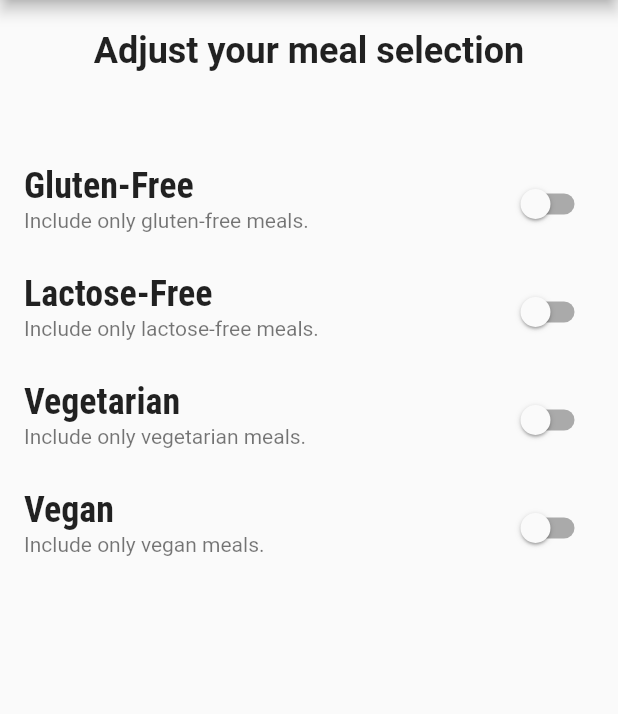
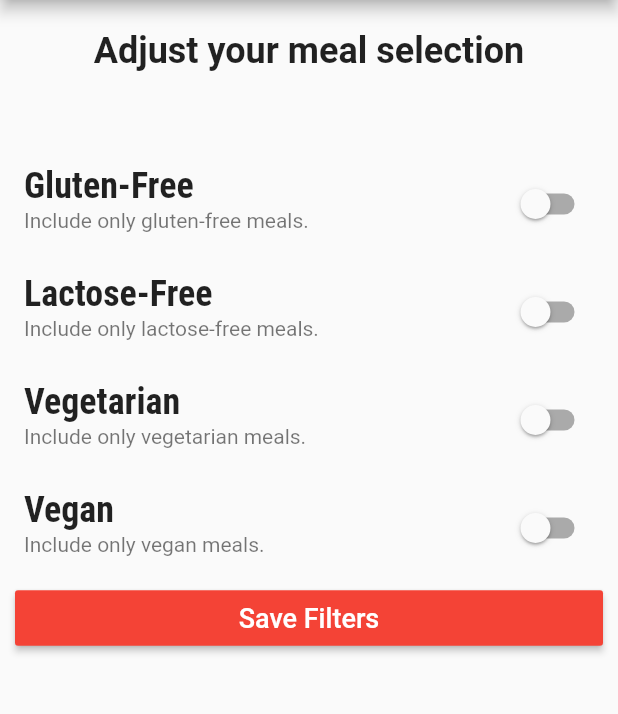
Before and after one commit to poolGolez/lamoy, a Flutter app: the FiltersScreen screen opened by its route, on a phone screen of 412 x 824 dp, the part 84-798 px from its top. Run offline on Flutter 3.47's test engine with Material 2 defaults, Android fonts, the phone set to English and light mode, and no system bars.

Commit message:
Fix saving of filters

```diff
--- a/lib/main.dart
+++ b/lib/main.dart
@@ -7,7 +7,19 @@ import './screen/filters_screen.dart';
 
 void main() => runApp(LamoyApp());
 
-class LamoyApp extends StatelessWidget {
+class LamoyApp extends StatefulWidget {
+  @override
+  _LamoyAppState createState() => _LamoyAppState();
+}
+
+class _LamoyAppState extends State<LamoyApp> {
+  final _filters = {
+    'glutenFree': false,
+    'lactoseFree': false,
+    'vegetarian': false,
+    'vegan': false,
+  };
+
   @override
   Widget build(BuildContext context) {
     return MaterialApp(
@@ -26,8 +38,20 @@ class LamoyApp extends StatelessWidget {
       routes: {
         '/category-meals': (ctx) => CategoryMealsScreen(),
         '/meals': (ctx) => MealDetailsScreen(),
-        FiltersScreen.ROUTE_NAME: (ctx) => FiltersScreen(),
+        FiltersScreen.ROUTE_NAME: (ctx) => FiltersScreen(_filters, saveFilters),
       },
     );
   }
+
+  void saveFilters({
+    @required bool glutenFree,
+    @required bool lactoseFree,
+    @required bool vegetarian,
+    @required bool vegan,
+  }) {
+    _filters['glutenFree'] = glutenFree;
+    _filters['lactoseFree'] = lactoseFree;
+    _filters['vegetarian'] = vegetarian;
+    _filters['vegan'] = vegan;
+  }
 }
--- a/lib/screen/filters_screen.dart
+++ b/lib/screen/filters_screen.dart
@@ -1,8 +1,14 @@
 import 'package:flutter/material.dart';
+import 'package:lamoy/screen/home_screen.dart';
 import 'package:lamoy/screen/main_drawer.dart';
 
 class FiltersScreen extends StatefulWidget {
   static const ROUTE_NAME = '/filters';
+
+  final Map<String, bool> filters;
+  final Function saveFilters;
+
+  const FiltersScreen(this.filters, this.saveFilters);
 
   @override
   _FiltersScreenState createState() => _FiltersScreenState();
@@ -11,21 +17,16 @@ class FiltersScreen extends StatefulWidget {
 class _FiltersScreenState extends State<FiltersScreen> {
   var _glutenFree = false;
   var _lactoseFree = false;
+  var _vegetarian = false;
   var _vegan = false;
-  var _vegetarian = false;
 
-  Widget _settingSwitch({
-    String title,
-    String description,
-    bool value,
-    Function handler,
-  }) {
-    return SwitchListTile(
-      title: Text(title, style: Theme.of(context).textTheme.headline6),
-      subtitle: Text(description),
-      value: value,
-      onChanged: handler,
-    );
+  @override
+  void initState() {
+    _glutenFree = widget.filters['glutenFree'];
+    _lactoseFree = widget.filters['lactoseFree'];
+    _vegetarian = widget.filters['vegetarian'];
+    _vegan = widget.filters['vegan'];
+    super.initState();
   }
 
   @override
@@ -82,6 +83,27 @@ class _FiltersScreenState extends State<FiltersScreen> {
                       _vegan = newValue;
                     }),
                   ),
+                  Padding(
+                    padding: const EdgeInsets.symmetric(horizontal: 10.0),
+                    child: RaisedButton(
+                      color: Theme.of(context).primaryColor,
+                      padding: EdgeInsets.all(8),
+                      child: Text(
+                        'Save Filters',
+                        style: TextStyle(fontSize: 18, color: Colors.white),
+                      ),
+                      onPressed: () {
+                        widget.saveFilters(
+                          glutenFree: _glutenFree,
+                          lactoseFree: _lactoseFree,
+                          vegetarian: _vegetarian,
+                          vegan: _vegan,
+                        );
+                        Navigator.of(context)
+                            .pushReplacementNamed(HomeScreen.ROUTE_NAME);
+                      },
+                    ),
+                  ),
                 ],
               ),
             )
@@ -90,4 +112,18 @@ class _FiltersScreenState extends State<FiltersScreen> {
       ),
     );
   }
+
+  Widget _settingSwitch({
+    String title,
+    String description,
+    bool value,
+    Function handler,
+  }) {
+    return SwitchListTile(
+      title: Text(title, style: Theme.of(context).textTheme.headline6),
+      subtitle: Text(description),
+      value: value,
+      onChanged: handler,
+    );
+  }
 }
```
